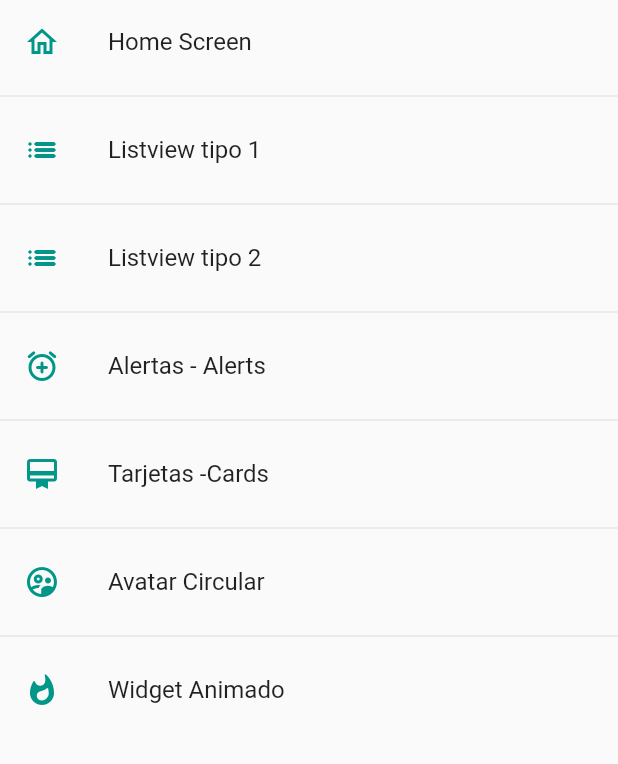
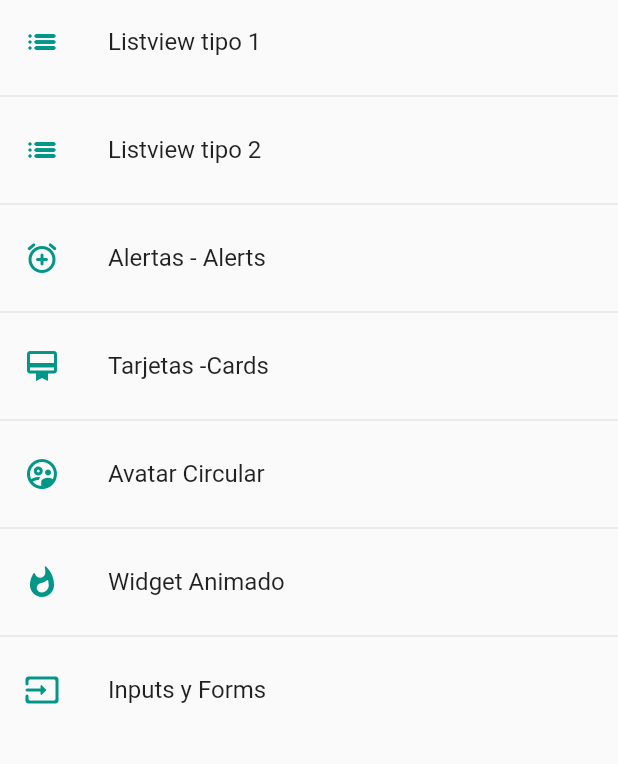
Before and after one commit to jperez331/flutter-components, a Flutter app: the screen it shows after launch, on a phone screen of 412 x 824 dp, the part 84-848 px from its top. Run offline on Flutter 3.47's test engine with Material 2 defaults, Android fonts, the phone set to English and light mode, and no system bars.

```diff
--- a/lib/router/app_routes.dart
+++ b/lib/router/app_routes.dart
@@ -6,11 +6,11 @@ class AppRoutes {
   static const initialRoute = 'home';
 
   static final menuOptions = <MenuOption>[
-    MenuOption(
-        route: 'home',
-        icon: Icons.home_outlined,
-        name: 'Home Screen',
-        screen: const HomeScreen()),
+    // MenuOption(
+    //     route: 'home',
+    //     icon: Icons.home_outlined,
+    //     name: 'Home Screen',
+    //     screen: const HomeScreen()),
     MenuOption(
         route: 'listview1',
         icon: Icons.list_rounded,
@@ -40,11 +40,18 @@ class AppRoutes {
         route: 'animated',
         icon: Icons.whatshot_rounded,
         name: 'Widget Animado',
-        screen: const AnimatedScreen())
+        screen: const AnimatedScreen()),
+    MenuOption(
+        route: 'inputs',
+        icon: Icons.input_rounded,
+        name: 'Inputs y Forms',
+        screen: const InputsScreen())
   ];
 
   static Map<String, Widget Function(BuildContext)> getAppRoutes() {
     Map<String, Widget Function(BuildContext)> appRoutes = {};
+
+    appRoutes.addAll({'home': (BuildContext context) => const HomeScreen()});
 
     for (final option in menuOptions) {
       appRoutes.addAll({option.route: (BuildContext context) => option.screen});
--- a/lib/screens/animated_screen.dart
+++ b/lib/screens/animated_screen.dart
@@ -34,7 +34,9 @@ class _AnimatedScreenState extends State<AnimatedScreen> {
         title: const Text('Widget Animado'),
       ),
       body: Center(
-        child: Container(
+        child: AnimatedContainer(
+          duration: const Duration(milliseconds: 300),
+          curve: Curves.easeOutCubic,
           width: _width,
           height: _height,
           decoration: BoxDecoration(color: _color, borderRadius: _borderRadius),
--- a/lib/screens/screens.dart
+++ b/lib/screens/screens.dart
@@ -3,5 +3,6 @@ export 'package:flutter_components/screens/animated_screen.dart';
 export 'package:flutter_components/screens/avatar_screen.dart';
 export 'package:flutter_components/screens/card_screen.dart';
 export 'package:flutter_components/screens/home_screen.dart';
+export 'package:flutter_components/screens/inputs_screen.dart';
 export 'package:flutter_components/screens/listview1_screen.dart';
 export 'package:flutter_components/screens/listview2_screen.dart';
```
Also changed, not shown: lib/screens/inputs_screen.dart (added, +25 -0 lines).
